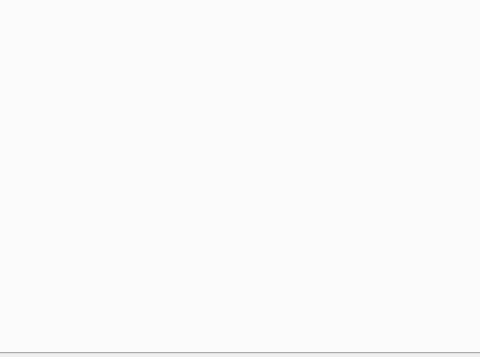
First picture: the form in Guetta.ui, repository aebsubis/project-guetta, before the edit; both pictures show x 0 to 480 and y 467 to 824 of the 1435 by 824 pixel window.
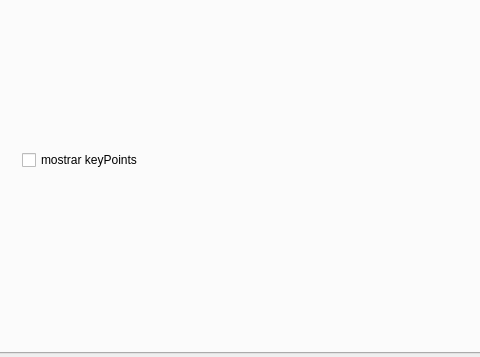
Second picture: the form after the edit.

What changed in the file:
```diff
--- a/Guetta.ui
+++ b/Guetta.ui
@@ -551,6 +551,19 @@
       <number>2</number>
      </property>
     </widget>
+    <widget class="QCheckBox" name="checkBox">
+     <property name="geometry">
+      <rect>
+       <x>30</x>
+       <y>580</y>
+       <width>161</width>
+       <height>22</height>
+      </rect>
+     </property>
+     <property name="text">
+      <string>mostrar keyPoints</string>
+     </property>
+    </widget>
    </widget>
    <widget class="QWidget" name="tab_5">
     <attribute name="title">
```
